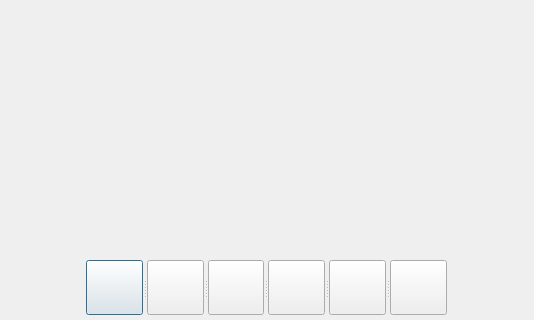
Qt form playingdialog.ui (sheong2/checksmile) before a commit; both pictures show x 224 to 758 and y 280 to 600 of the 1024 by 600 pixel window.
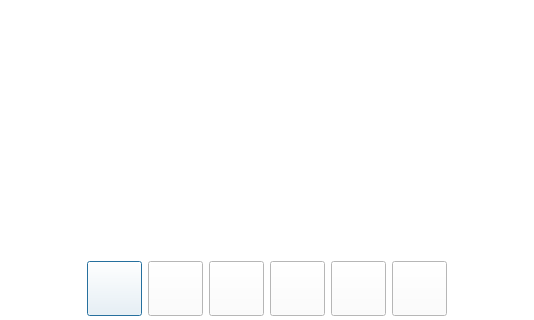
The same form after that commit. Icons and pictures are not drawn.

Patch:
```diff
--- a/playingdialog.ui
+++ b/playingdialog.ui
@@ -13,21 +13,48 @@
   <property name="windowTitle">
    <string>Dialog</string>
   </property>
-  <widget class="QSplitter" name="splitter">
+  <property name="styleSheet">
+   <string notr="true">background-color: rgb(255, 255, 255);</string>
+  </property>
+  <widget class="QWidget" name="">
    <property name="geometry">
     <rect>
-     <x>310</x>
+     <x>304</x>
      <y>540</y>
-     <width>361</width>
-     <height>55</height>
+     <width>374</width>
+     <height>57</height>
     </rect>
    </property>
+   <layout class="QHBoxLayout" name="horizontalLayout">
+    <item>
+     <spacer name="horizontalSpacer_2">
    <property name="orientation">
     <enum>Qt::Horizontal</enum>
    </property>
+      <property name="sizeHint" stdset="0">
+       <size>
+        <width>40</width>
+        <height>20</height>
+       </size>
+      </property>
+     </spacer>
+    </item>
+    <item>
    <widget class="QPushButton" name="BTN_RW">
+      <property name="minimumSize">
+       <size>
+        <width>55</width>
+        <height>55</height>
+       </size>
+      </property>
+      <property name="maximumSize">
+       <size>
+        <width>55</width>
+        <height>55</height>
+       </size>
+      </property>
     <property name="autoFillBackground">
-     <bool>true</bool>
+       <bool>false</bool>
     </property>
     <property name="styleSheet">
      <string notr="true">#BTN_RW
@@ -38,13 +65,24 @@
     <property name="text">
      <string/>
     </property>
-    <attribute name="buttonGroup">
-     <string notr="true">buttonGroup</string>
-    </attribute>
-   </widget>
+     </widget>
+    </item>
+    <item>
    <widget class="QPushButton" name="BTN_Play">
+      <property name="minimumSize">
+       <size>
+        <width>55</width>
+        <height>55</height>
+       </size>
+      </property>
+      <property name="maximumSize">
+       <size>
+        <width>55</width>
+        <height>55</height>
+       </size>
+      </property>
     <property name="autoFillBackground">
-     <bool>true</bool>
+       <bool>false</bool>
     </property>
     <property name="styleSheet">
      <string notr="true">image: url(:/images/images/pause.png);</string>
@@ -52,13 +90,24 @@
     <property name="text">
      <string/>
     </property>
-    <attribute name="buttonGroup">
-     <string notr="true">buttonGroup</string>
-    </attribute>
-   </widget>
+     </widget>
+    </item>
+    <item>
    <widget class="QPushButton" name="BTN_Stop">
+      <property name="minimumSize">
+       <size>
+        <width>55</width>
+        <height>55</height>
+       </size>
+      </property>
+      <property name="maximumSize">
+       <size>
+        <width>55</width>
+        <height>55</height>
+       </size>
+      </property>
     <property name="autoFillBackground">
-     <bool>true</bool>
+       <bool>false</bool>
     </property>
     <property name="styleSheet">
      <string notr="true">image: url(:/images/images/stop.png);</string>
@@ -66,13 +115,24 @@
     <property name="text">
      <string/>
     </property>
-    <attribute name="buttonGroup">
-     <string notr="true">buttonGroup</string>
-    </attribute>
-   </widget>
+     </widget>
+    </item>
+    <item>
    <widget class="QPushButton" name="BTN_FF">
+      <property name="minimumSize">
+       <size>
+        <width>55</width>
+        <height>55</height>
+       </size>
+      </property>
+      <property name="maximumSize">
+       <size>
+        <width>55</width>
+        <height>55</height>
+       </size>
+      </property>
     <property name="autoFillBackground">
-     <bool>true</bool>
+       <bool>false</bool>
     </property>
     <property name="styleSheet">
      <string notr="true">image: url(:/images/images/ff.png);</string>
@@ -80,13 +140,24 @@
     <property name="text">
      <string/>
     </property>
-    <attribute name="buttonGroup">
-     <string notr="true">buttonGroup</string>
-    </attribute>
-   </widget>
+     </widget>
+    </item>
+    <item>
    <widget class="QPushButton" name="BTN_UP">
+      <property name="minimumSize">
+       <size>
+        <width>55</width>
+        <height>55</height>
+       </size>
+      </property>
+      <property name="maximumSize">
+       <size>
+        <width>55</width>
+        <height>55</height>
+       </size>
+      </property>
     <property name="autoFillBackground">
-     <bool>true</bool>
+       <bool>false</bool>
     </property>
     <property name="styleSheet">
      <string notr="true">image: url(:/images/images/up.png);</string>
@@ -94,13 +165,24 @@
     <property name="text">
      <string/>
     </property>
-    <attribute name="buttonGroup">
-     <string notr="true">buttonGroup</string>
-    </attribute>
-   </widget>
+     </widget>
+    </item>
+    <item>
    <widget class="QPushButton" name="BTN_Down">
+      <property name="minimumSize">
+       <size>
+        <width>55</width>
+        <height>55</height>
+       </size>
+      </property>
+      <property name="maximumSize">
+       <size>
+        <width>55</width>
+        <height>55</height>
+       </size>
+      </property>
     <property name="autoFillBackground">
-     <bool>true</bool>
+       <bool>false</bool>
     </property>
     <property name="styleSheet">
      <string notr="true">image: url(:/images/images/down.png);</string>
@@ -108,10 +190,22 @@
     <property name="text">
      <string/>
     </property>
-    <attribute name="buttonGroup">
-     <string notr="true">buttonGroup</string>
-    </attribute>
-   </widget>
+     </widget>
+    </item>
+    <item>
+     <spacer name="horizontalSpacer">
+      <property name="orientation">
+       <enum>Qt::Horizontal</enum>
+      </property>
+      <property name="sizeHint" stdset="0">
+       <size>
+        <width>40</width>
+        <height>20</height>
+       </size>
+      </property>
+     </spacer>
+    </item>
+   </layout>
   </widget>
  </widget>
  <resources/>
```
Left out of the diff: 6 changed lines with no effect on the pictures. Lines whose indentation alone changed are shown as unchanged.
